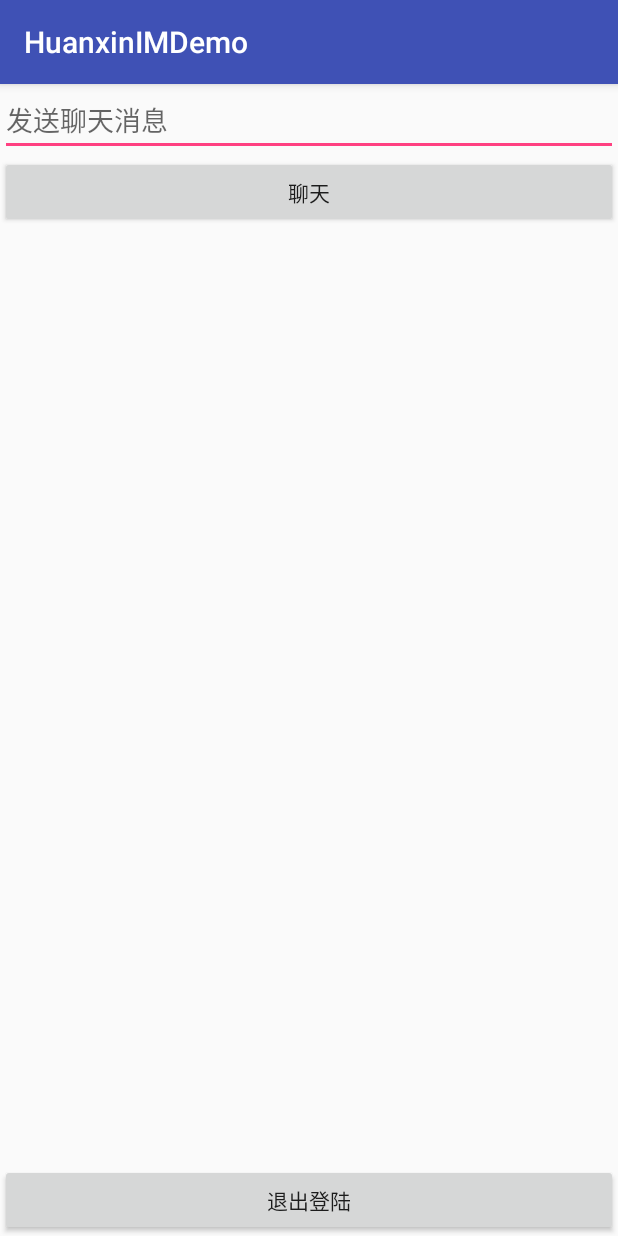
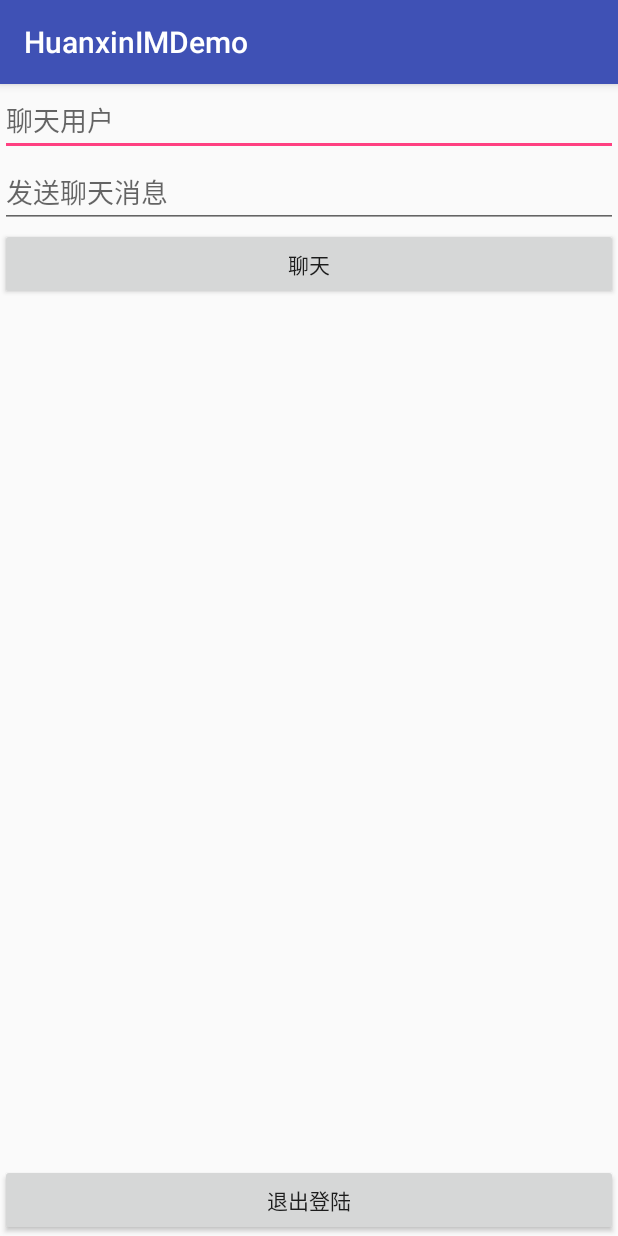
Before and after one commit to huangxiaojingCN/HuanXinIMDemo, an Android app: the MainActivity screen opened directly, with no data from a screen before it, on a phone screen of 412 x 824 dp. Run offline under Robolectric (Android 15) with nearby library versions, the phone set to English and light mode, and no system bars.

Commit message:
Feat: 发送聊天信息

```diff
--- a/app/src/main/java/com/geek/huanxinimdemo/MainActivity.java
+++ b/app/src/main/java/com/geek/huanxinimdemo/MainActivity.java
@@ -12,10 +12,13 @@ import com.geek.huanxinimdemo.base.BaseActivity;
 import com.geek.huanxinimdemo.ui.LoginActivity;
 import com.hyphenate.EMCallBack;
 import com.hyphenate.chat.EMClient;
+import com.hyphenate.chat.EMMessage;
 
 public class MainActivity extends BaseActivity implements BaseActivity.EMLogoutListener {
 
     EditText mMessage;
+
+    EditText mUserId;
 
     Button mConversation;
 
@@ -27,6 +30,7 @@ public class MainActivity extends BaseActivity implements BaseActivity.EMLogoutL
         setContentView(R.layout.activity_main);
 
         mMessage = findViewById(R.id.ed_message);
+        mUserId = findViewById(R.id.ed_userid);
         mConversation = findViewById(R.id.btn_goMessage);
         mLogout = findViewById(R.id.btn_logout);
 
@@ -46,9 +50,29 @@ public class MainActivity extends BaseActivity implements BaseActivity.EMLogoutL
     }
 
     private void initListener() {
+        mConversation.setOnClickListener(v -> {
+            String message = mMessage.getText().toString();
+            String userid = mUserId.getText().toString();
+            if (message.isEmpty() || userid.isEmpty()) {
+                Toast.makeText(MainActivity.this, "聊天用户和聊天内容不能为空", Toast.LENGTH_SHORT).show();
+                return;
+            }
+
+
+            sendMessage(message.trim(), userid.trim());
+        });
+
         mLogout.setOnClickListener(v -> {
             logoutAsync();
         });
+    }
+
+    /**
+     * 暂时只支持文字
+     */
+    public void sendMessage(String message, String chatUserName) {
+        EMMessage emMessage = EMMessage.createTxtSendMessage(message, chatUserName);
+        EMClient.getInstance().chatManager().sendMessage(emMessage);
     }
 
     @Override
--- a/app/src/main/java/com/geek/huanxinimdemo/base/EMBaseActivity.java
+++ b/app/src/main/java/com/geek/huanxinimdemo/base/EMBaseActivity.java
@@ -67,6 +67,8 @@ public class EMBaseActivity extends BaseActivity {
                     }
                 }
             });
+
+            return;
         }
 
         EMClient.getInstance().login(userName, password, new EMCallBack() {
@@ -120,6 +122,8 @@ public class EMBaseActivity extends BaseActivity {
                     }
                 }
             });
+
+            return;
         }
 
         new Thread(new Runnable() {
--- a/app/src/main/res/layout/activity_main.xml
+++ b/app/src/main/res/layout/activity_main.xml
@@ -7,6 +7,13 @@
     tools:context="com.geek.huanxinimdemo.MainActivity">
 
     <EditText
+        android:id="@+id/ed_userid"
+        android:hint="聊天用户"
+        android:layout_width="match_parent"
+        android:layout_height="wrap_content" />
+
+    <EditText
+        android:layout_below="@id/ed_userid"
         android:hint="发送聊天消息"
         android:id="@+id/ed_message"
         android:layout_width="match_parent"
```
